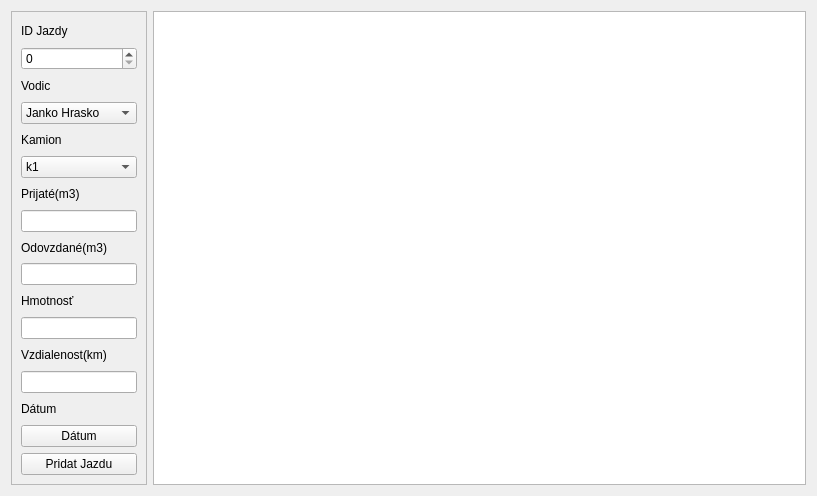
ondrook/projektfirma, file projekt_firma/code/jazdy.ui: the form before one commit.
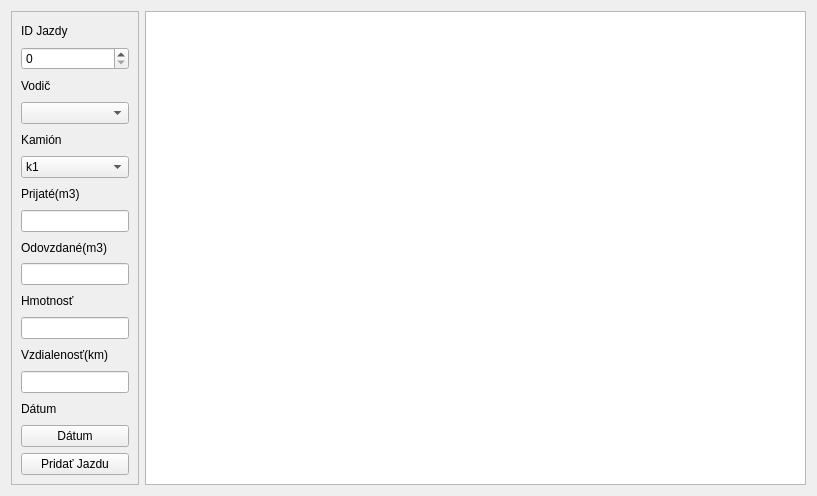
The form after the commit.

What changed in the file:
```diff
--- a/projekt_firma/code/jazdy.ui
+++ b/projekt_firma/code/jazdy.ui
@@ -36,33 +36,17 @@
       <item>
        <widget class="QLabel" name="label_2">
         <property name="text">
-         <string>Vodic</string>
+         <string>Vodič</string>
         </property>
        </widget>
       </item>
       <item>
-       <widget class="QComboBox" name="vodic">
-        <item>
-         <property name="text">
-          <string>Janko Hrasko</string>
-         </property>
-        </item>
-        <item>
-         <property name="text">
-          <string>Jozko Makovic</string>
-         </property>
-        </item>
-        <item>
-         <property name="text">
-          <string>Petra Ladenska</string>
-         </property>
-        </item>
-       </widget>
+       <widget class="QComboBox" name="vodic"/>
       </item>
       <item>
        <widget class="QLabel" name="label">
         <property name="text">
-         <string>Kamion</string>
+         <string>Kamión</string>
         </property>
        </widget>
       </item>
@@ -128,7 +112,7 @@
       <item>
        <widget class="QLabel" name="label_3">
         <property name="text">
-         <string>Vzdialenost(km)</string>
+         <string>Vzdialenosť(km)</string>
         </property>
        </widget>
       </item>
@@ -156,7 +140,7 @@
       <item>
        <widget class="QPushButton" name="pridat_jazduB">
         <property name="text">
-         <string>Pridat Jazdu</string>
+         <string>Pridať Jazdu</string>
         </property>
        </widget>
       </item>
```
